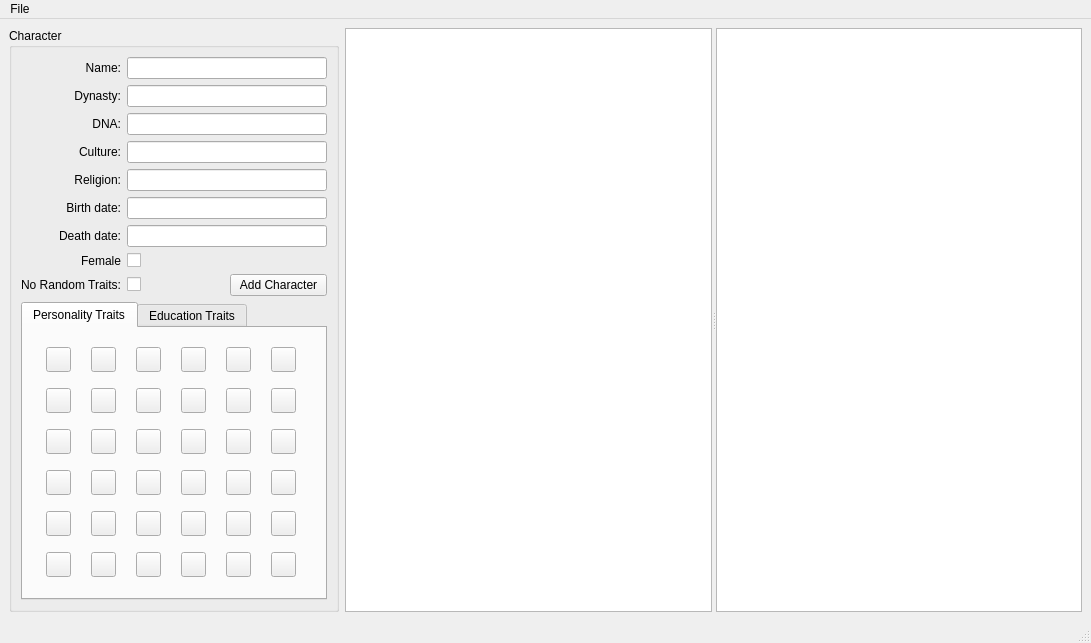
First picture: the form in mainwindow.ui, repository theivefjord/ck3-historical-character-creator, before the edit.
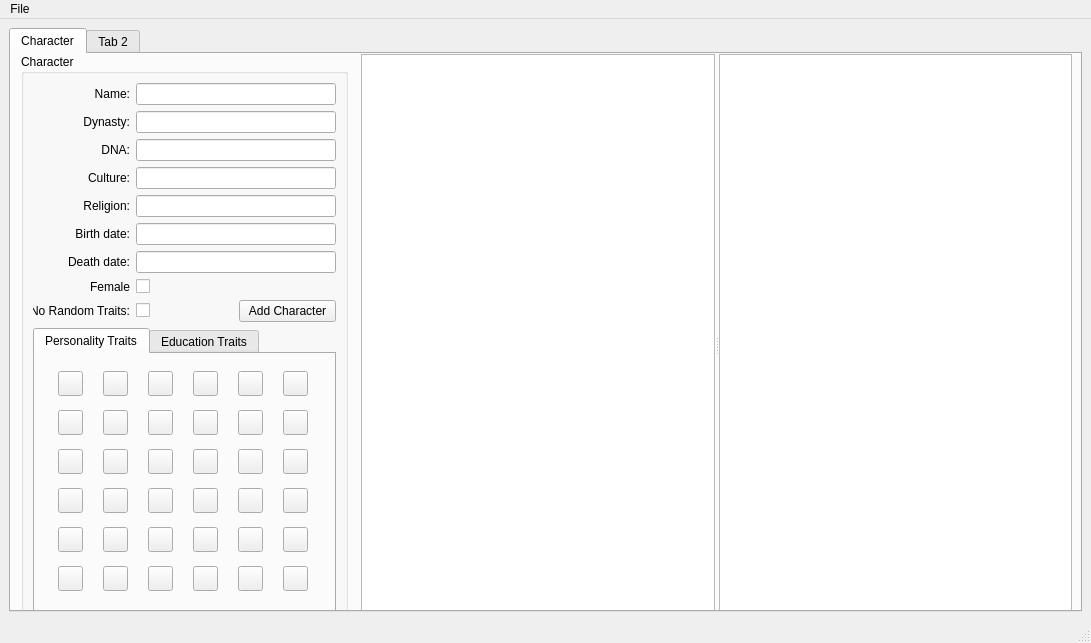
Second picture: the form after the edit. The open tabs and pages were chosen to show the change. Icons and pictures are not drawn.

What changed in the file:
```diff
--- a/mainwindow.ui
+++ b/mainwindow.ui
@@ -16,7 +16,23 @@
   <widget class="QWidget" name="centralwidget">
    <layout class="QHBoxLayout" name="horizontalLayout">
     <item>
+     <widget class="QTabWidget" name="tabWidget">
+      <property name="currentIndex">
+       <number>0</number>
+      </property>
+      <widget class="QWidget" name="tab">
+       <attribute name="title">
+        <string>Character</string>
+       </attribute>
      <widget class="QGroupBox" name="groupBox">
+        <property name="geometry">
+         <rect>
+          <x>10</x>
+          <y>0</y>
+          <width>327</width>
+          <height>571</height>
+         </rect>
+        </property>
       <property name="title">
        <string>Character</string>
       </property>
@@ -2448,9 +2464,15 @@
        </item>
       </layout>
      </widget>
-    </item>
-    <item>
      <widget class="QSplitter" name="splitter_2">
+        <property name="geometry">
+         <rect>
+          <x>350</x>
+          <y>0</y>
+          <width>711</width>
+          <height>582</height>
+         </rect>
+        </property>
       <property name="orientation">
        <enum>Qt::Orientation::Horizontal</enum>
       </property>
@@ -2484,6 +2506,23 @@
          <height>0</height>
         </size>
        </property>
+        </widget>
+       </widget>
+      </widget>
+      <widget class="QWidget" name="tab_2">
+       <attribute name="title">
+        <string>Tab 2</string>
+       </attribute>
+       <widget class="QGraphicsView" name="familyTreeView">
+        <property name="geometry">
+         <rect>
+          <x>10</x>
+          <y>10</y>
+          <width>1051</width>
+          <height>531</height>
+         </rect>
+        </property>
+       </widget>
       </widget>
      </widget>
     </item>
```
Left out of the diff: 2 changed lines with no effect on the pictures. Lines whose indentation alone changed are shown as unchanged.
